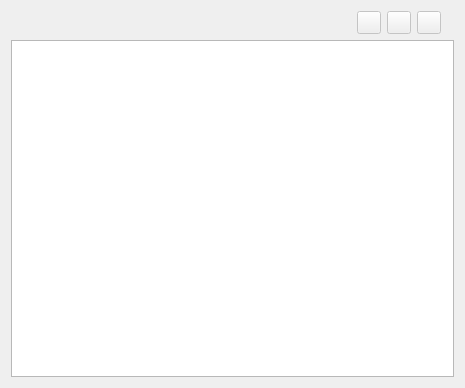
Gnurou/tagainijisho, file src/gui/ResultsViewWidget.ui: the form before one commit.
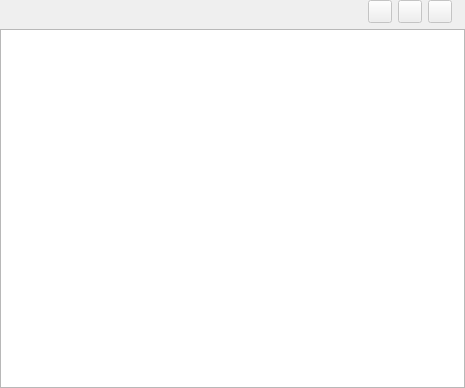
The form after the commit. Icons and pictures are not drawn. Custom widgets are drawn as their Qt base class.

What changed in the file:
```diff
--- a/src/gui/ResultsViewWidget.ui
+++ b/src/gui/ResultsViewWidget.ui
@@ -14,6 +14,9 @@
    <string>Form</string>
   </property>
   <layout class="QVBoxLayout" name="verticalLayout">
+   <property name="margin">
+    <number>0</number>
+   </property>
    <item>
     <layout class="QHBoxLayout" name="_buttonsLayout">
      <item>
```
